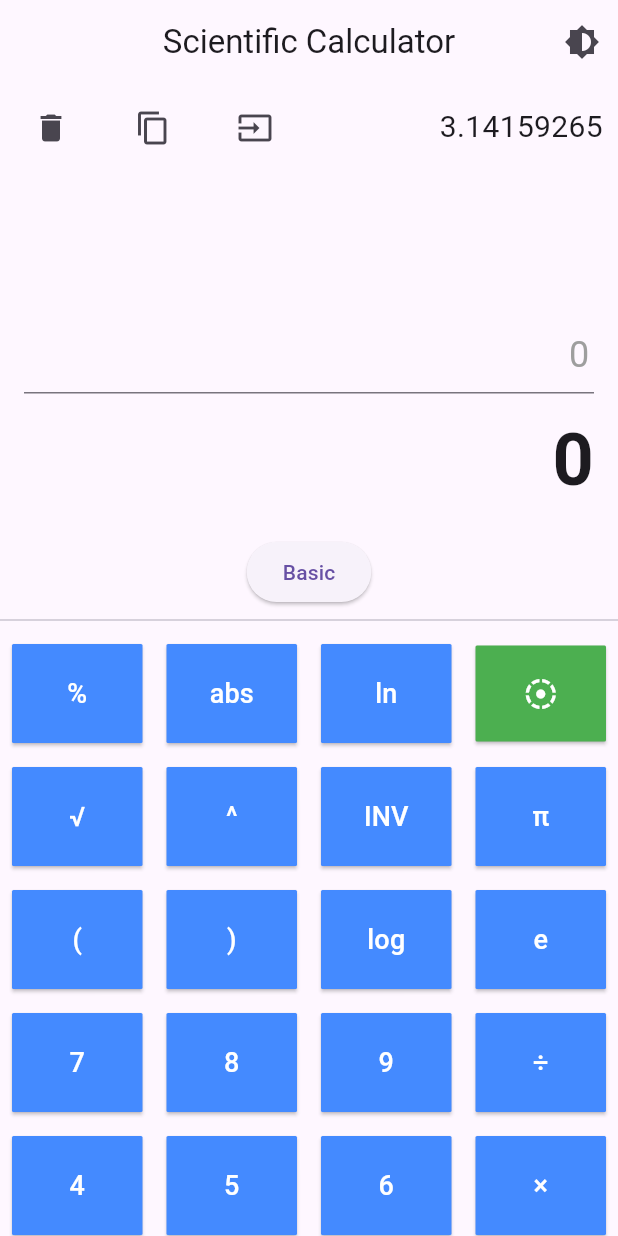
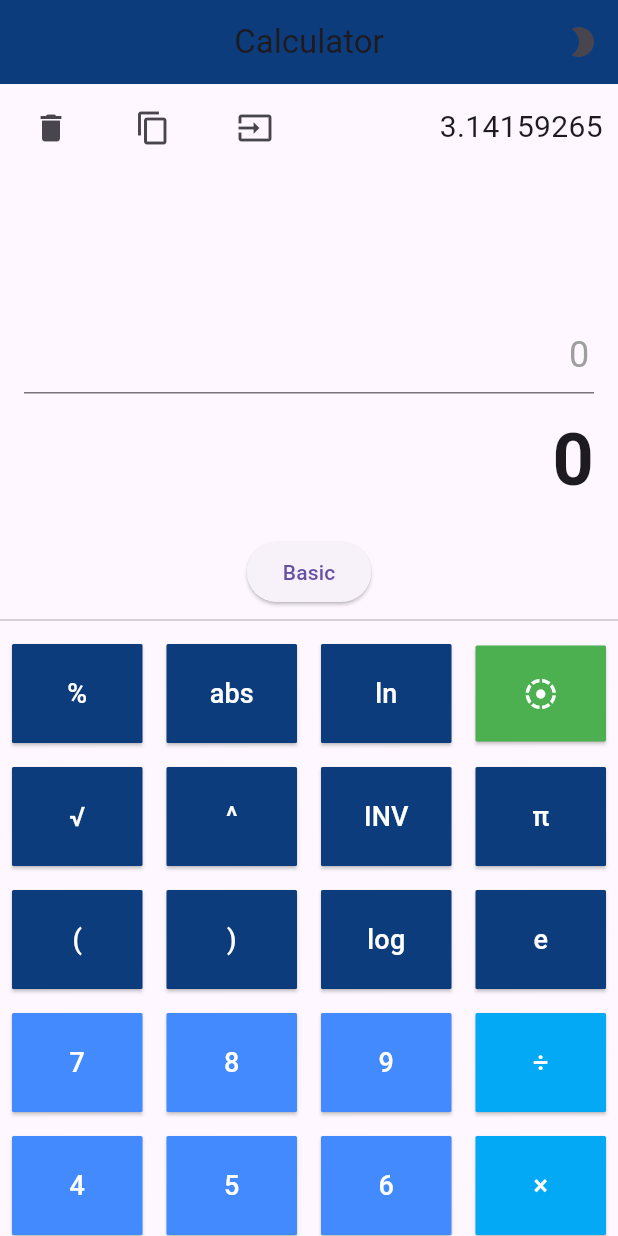
Before and after one commit to AbelMaireg/calculator-app--flutter, a Flutter app: the screen it shows after launch, after a tap on the "delete" icon, after a tap on "Scientific", on a phone screen of 412 x 824 dp. Run offline on Flutter 3.47's test engine with Material 3 defaults, Android fonts, the phone set to English and light mode, and no system bars; our stand-ins replace math_expressions.

Commit message:
color changed

```diff
--- a/lib/scientific_calculator.dart
+++ b/lib/scientific_calculator.dart
@@ -21,6 +21,9 @@ class ScientificCalculatorState extends State<ScientificCalculator> {
     (2, e_num.toString().substring(0, 10))
   ];
   int historyId = 3;
+
+  Color basicOps = Colors.lightBlue;
+  Color sciOps = const Color.fromRGBO(13, 60, 125, 1);
 
   late TextEditingController _expressionController;
 
@@ -98,11 +101,12 @@ class ScientificCalculatorState extends State<ScientificCalculator> {
   Widget build(BuildContext context) {
     return Scaffold(
       appBar: AppBar(
-        title: const Text('Scientific Calculator'),
+        title: const Text('Calculator'),
         centerTitle: true,
+        backgroundColor: sciOps,
         actions: [
           IconButton(
-            icon: const Icon(Icons.brightness_6),
+            icon: const Icon(Icons.brightness_2),
             onPressed: widget.toggleTheme,
           ),
         ],
@@ -219,7 +223,7 @@ class ScientificCalculatorState extends State<ScientificCalculator> {
             _buildButton('7'),
             _buildButton('8'),
             _buildButton('9'),
-            _buildButton('÷')
+            _buildButton('÷', bgColor: basicOps)
           ],
         ),
         Row(
@@ -228,7 +232,7 @@ class ScientificCalculatorState extends State<ScientificCalculator> {
             _buildButton('4'),
             _buildButton('5'),
             _buildButton('6'),
-            _buildButton('×')
+            _buildButton('×', bgColor: basicOps)
           ],
         ),
         Row(
@@ -237,7 +241,7 @@ class ScientificCalculatorState extends State<ScientificCalculator> {
             _buildButton('1'),
             _buildButton('2'),
             _buildButton('3'),
-            _buildButton('-')
+            _buildButton('-', bgColor: basicOps)
           ],
         ),
         Row(
@@ -246,13 +250,13 @@ class ScientificCalculatorState extends State<ScientificCalculator> {
             _buildButton('0'),
             _buildButton('.'),
             _buildButton('='),
-            _buildButton('+')
+            _buildButton('+', bgColor: basicOps)
           ],
         ),
         Row(
           mainAxisAlignment: MainAxisAlignment.spaceEvenly,
           children: [
-            _buildButton('C'),
+            _buildButton('C', icon: Icons.clear),
             _buildButton('backspace', icon: Icons.backspace)
           ],
         ),
@@ -266,9 +270,9 @@ class ScientificCalculatorState extends State<ScientificCalculator> {
         Row(
           mainAxisAlignment: MainAxisAlignment.spaceEvenly,
           children: [
-            _buildButton('%'),
-            _buildButton('abs'),
-            _buildButton('ln'),
+            _buildButton('%', bgColor: sciOps),
+            _buildButton('abs', bgColor: sciOps),
+            _buildButton('ln', bgColor: sciOps),
             _buildButton('shift',
                 icon: Icons.filter_tilt_shift, bgColor: Colors.green)
           ],
@@ -276,19 +280,19 @@ class ScientificCalculatorState extends State<ScientificCalculator> {
         Row(
           mainAxisAlignment: MainAxisAlignment.spaceEvenly,
           children: [
-            _buildButton('√'),
-            _buildButton('^'),
-            _buildButton('INV'),
-            _buildButton('π')
+            _buildButton('√', bgColor: sciOps),
+            _buildButton('^', bgColor: sciOps),
+            _buildButton('INV', bgColor: sciOps),
+            _buildButton('π', bgColor: sciOps)
           ],
         ),
         Row(
           mainAxisAlignment: MainAxisAlignment.spaceEvenly,
           children: [
-            _buildButton('('),
-            _buildButton(')'),
-            _buildButton('log'),
-            _buildButton('e')
+            _buildButton('(', bgColor: sciOps),
+            _buildButton(')', bgColor: sciOps),
+            _buildButton('log', bgColor: sciOps),
+            _buildButton('e', bgColor: sciOps)
           ],
         ),
       ],
@@ -301,9 +305,9 @@ class ScientificCalculatorState extends State<ScientificCalculator> {
         Row(
           mainAxisAlignment: MainAxisAlignment.spaceEvenly,
           children: [
-            _buildButton('sin'),
-            _buildButton('cos'),
-            _buildButton('tan'),
+            _buildButton('sin', bgColor: sciOps),
+            _buildButton('cos', bgColor: sciOps),
+            _buildButton('tan', bgColor: sciOps),
             _buildButton('shift',
                 icon: Icons.filter_tilt_shift, bgColor: Colors.red)
           ],
@@ -311,19 +315,19 @@ class ScientificCalculatorState extends State<ScientificCalculator> {
         Row(
           mainAxisAlignment: MainAxisAlignment.spaceEvenly,
           children: [
-            _buildButton('arcsin'),
-            _buildButton('arccos'),
-            _buildButton('arctan'),
-            _buildButton('smtg')
+            _buildButton('arcsin', bgColor: sciOps),
+            _buildButton('arccos', bgColor: sciOps),
+            _buildButton('arctan', bgColor: sciOps),
+            _buildButton('smtg', bgColor: sciOps)
           ],
         ),
         Row(
           mainAxisAlignment: MainAxisAlignment.spaceEvenly,
           children: [
-            _buildButton('csc'),
-            _buildButton('sec'),
-            _buildButton('cot'),
-            _buildButton('!'),
+            _buildButton('csc', bgColor: sciOps),
+            _buildButton('sec', bgColor: sciOps),
+            _buildButton('cot', bgColor: sciOps),
+            _buildButton('!', bgColor: sciOps),
           ],
         ),
       ],
```
